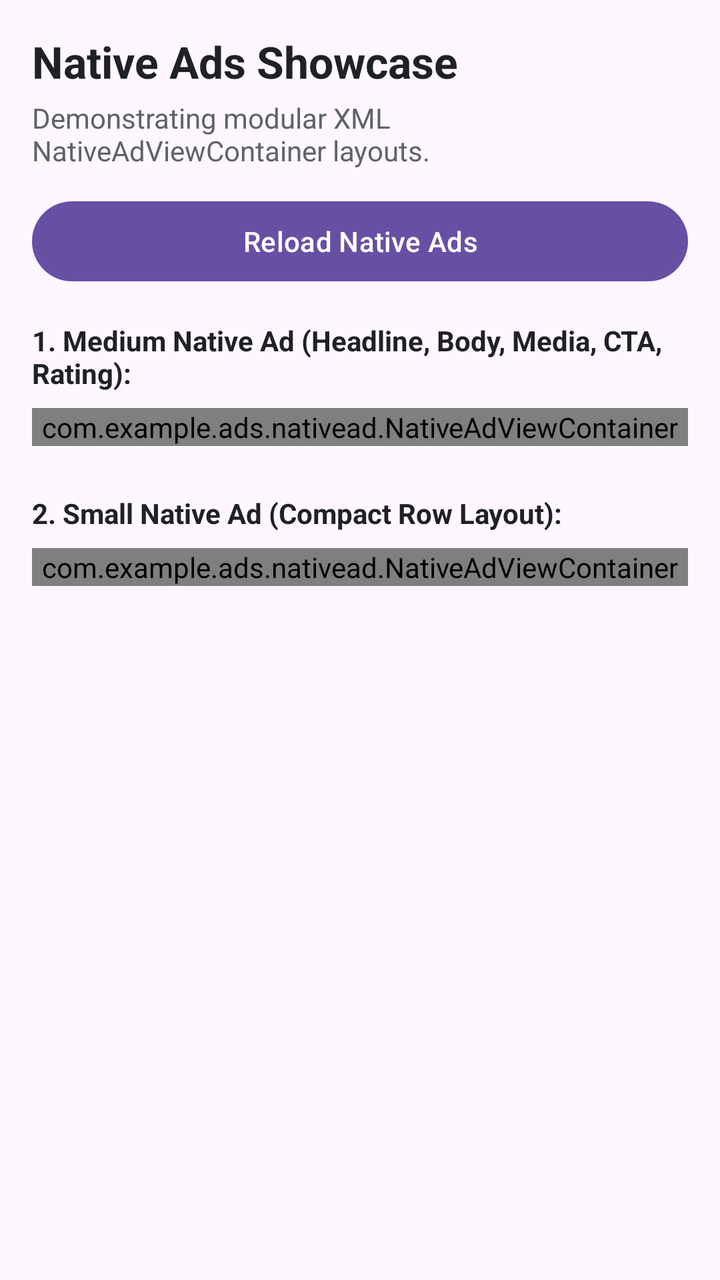
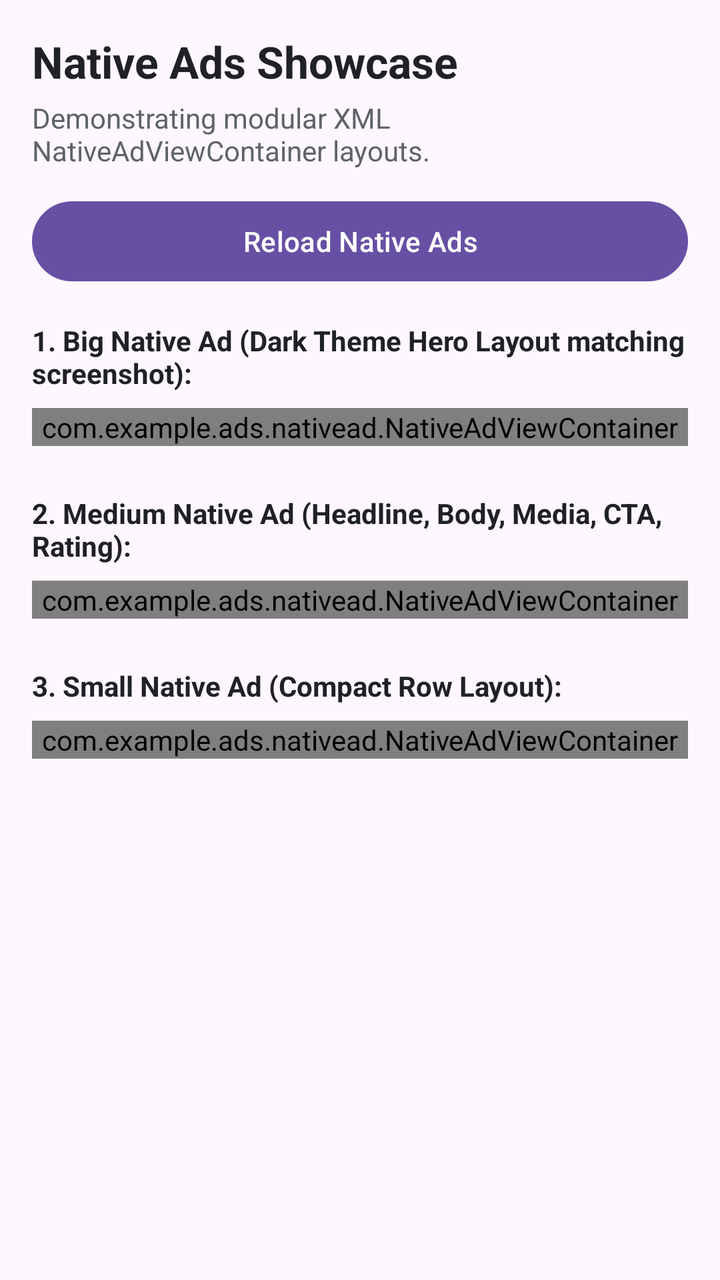

Compare the two renders of this Android layout. The source of the first and the diff that turns it into the second are given below.
<!-- AndroidManifest.xml: application theme Theme.AdsSDKXML -->
<!-- res/layout/activity_native_showcase.xml -->
<?xml version="1.0" encoding="utf-8"?>
<androidx.core.widget.NestedScrollView xmlns:android="http://schemas.android.com/apk/res/android"
    xmlns:app="http://schemas.android.com/apk/res-auto"
    android:layout_width="match_parent"
    android:layout_height="match_parent"
    android:fillViewport="true">

    <LinearLayout
        android:layout_width="match_parent"
        android:layout_height="wrap_content"
        android:orientation="vertical"
        android:padding="16dp">

        <TextView
            android:layout_width="match_parent"
            android:layout_height="wrap_content"
            android:text="Native Ads Showcase"
            android:textColor="#202124"
            android:textSize="22sp"
            android:textStyle="bold" />

        <TextView
            android:layout_width="match_parent"
            android:layout_height="wrap_content"
            android:layout_marginTop="4dp"
            android:text="Demonstrating modular XML NativeAdViewContainer layouts."
            android:textColor="#5F6368"
            android:textSize="14sp" />

        <Button
            android:id="@+id/btn_reload_native"
            android:layout_width="match_parent"
            android:layout_height="wrap_content"
            android:layout_marginTop="12dp"
            android:text="Reload Native Ads" />

        
        <TextView
            android:layout_width="match_parent"
            android:layout_height="wrap_content"
            android:layout_marginTop="16dp"
            android:layout_marginBottom="8dp"
            android:text="1. Medium Native Ad (Headline, Body, Media, CTA, Rating):"
            android:textColor="#202124"
            android:textStyle="bold" />

        <com.example.ads.nativead.NativeAdViewContainer
            android:id="@+id/native_ad_medium"
            android:layout_width="match_parent"
            android:layout_height="wrap_content"
            app:autoLoadNative="true"
            app:nativeTemplate="medium" />

        
        <TextView
            android:layout_width="match_parent"
            android:layout_height="wrap_content"
            android:layout_marginTop="24dp"
            android:layout_marginBottom="8dp"
            android:text="2. Small Native Ad (Compact Row Layout):"
            android:textColor="#202124"
            android:textStyle="bold" />

        <com.example.ads.nativead.NativeAdViewContainer
            android:id="@+id/native_ad_small"
            android:layout_width="match_parent"
            android:layout_height="wrap_content"
            app:autoLoadNative="true"
            app:nativeTemplate="small" />

    </LinearLayout>

</androidx.core.widget.NestedScrollView>
<!-- resources referenced by this layout -->
<resources>
  <style name="Theme.AdsSDKXML" parent="Base.Theme.AdsSDKXML" />
  <style name="Base.Theme.AdsSDKXML" parent="Theme.Material3.DayNight.NoActionBar">
          
          
      </style>
</resources>

<!-- the commit's change to res/layout/activity_native_showcase.xml (unified diff, before → after) -->
@@ -40,7 +40,24 @@
             android:layout_height="wrap_content"
             android:layout_marginTop="16dp"
             android:layout_marginBottom="8dp"
-            android:text="1. Medium Native Ad (Headline, Body, Media, CTA, Rating):"
+            android:text="1. Big Native Ad (Dark Theme Hero Layout matching screenshot):"
+            android:textColor="#202124"
+            android:textStyle="bold" />
+
+        <com.example.ads.nativead.NativeAdViewContainer
+            android:id="@+id/native_ad_big"
+            android:layout_width="match_parent"
+            android:layout_height="wrap_content"
+            app:autoLoadNative="true"
+            app:nativeTemplate="big" />
+
+        
+        <TextView
+            android:layout_width="match_parent"
+            android:layout_height="wrap_content"
+            android:layout_marginTop="24dp"
+            android:layout_marginBottom="8dp"
+            android:text="2. Medium Native Ad (Headline, Body, Media, CTA, Rating):"
             android:textColor="#202124"
             android:textStyle="bold" />
 
@@ -57,7 +74,7 @@
             android:layout_height="wrap_content"
             android:layout_marginTop="24dp"
             android:layout_marginBottom="8dp"
-            android:text="2. Small Native Ad (Compact Row Layout):"
+            android:text="3. Small Native Ad (Compact Row Layout):"
             android:textColor="#202124"
             android:textStyle="bold" />
 
